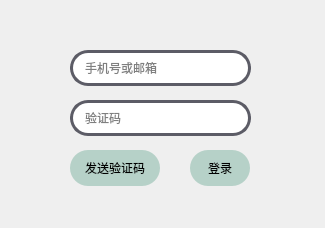
Qt form OnePlayer/src/NetLoginDialog.ui (whdicu/OnePlayer) before a commit.
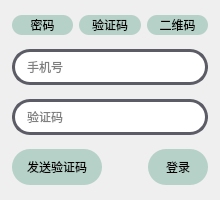
The same form after that commit. The open tabs and pages were chosen to show the change.

Commit message: 1.就这样吧，完善了一些登录功能

Diff of the .ui file:
```diff
--- a/OnePlayer/src/NetLoginDialog.ui
+++ b/OnePlayer/src/NetLoginDialog.ui
@@ -6,8 +6,8 @@
    <rect>
     <x>0</x>
     <y>0</y>
-    <width>325</width>
-    <height>228</height>
+    <width>220</width>
+    <height>200</height>
    </rect>
   </property>
   <property name="windowTitle">
@@ -20,71 +20,225 @@
 	background-color: #b6d1c8;
 }
 
+#widget_type QPushButton {
+	border-radius: 10px;
+	border: none;
+	background-color: rgba(182, 209, 200, .6);
+}
+
 QLineEdit {
 	border-radius: 18px;
 	border: 3px solid #5c5c66;
 	padding-left: 10px;
 }</string>
   </property>
-  <widget class="QPushButton" name="btn_send_captcha">
-   <property name="geometry">
-    <rect>
-     <x>70</x>
-     <y>150</y>
-     <width>90</width>
-     <height>36</height>
-    </rect>
+  <layout class="QHBoxLayout" name="horizontalLayout_3">
+   <property name="spacing">
+    <number>14</number>
    </property>
+   <property name="leftMargin">
+    <number>0</number>
+   </property>
+   <property name="topMargin">
+    <number>0</number>
+   </property>
+   <property name="rightMargin">
+    <number>0</number>
+   </property>
+   <property name="bottomMargin">
+    <number>0</number>
+   </property>
+   <item>
+    <spacer name="horizontalSpacer_2">
+     <property name="orientation">
+      <enum>Qt::Horizontal</enum>
+     </property>
+     <property name="sizeHint" stdset="0">
+      <size>
+       <width>0</width>
+       <height>20</height>
+      </size>
+     </property>
+    </spacer>
+   </item>
+   <item>
+    <widget class="QWidget" name="widget" native="true">
    <property name="minimumSize">
     <size>
-     <width>90</width>
-     <height>36</height>
-    </size>
-   </property>
+       <width>192</width>
+       <height>0</height>
+      </size>
+     </property>
+     <layout class="QVBoxLayout" name="verticalLayout">
+      <property name="spacing">
+       <number>14</number>
+      </property>
+      <property name="leftMargin">
+       <number>0</number>
+      </property>
+      <property name="topMargin">
+       <number>0</number>
+      </property>
+      <property name="rightMargin">
+       <number>0</number>
+      </property>
+      <property name="bottomMargin">
+       <number>0</number>
+      </property>
+      <item>
+       <spacer name="verticalSpacer">
+        <property name="orientation">
+         <enum>Qt::Vertical</enum>
+        </property>
+        <property name="sizeHint" stdset="0">
+         <size>
+          <width>20</width>
+          <height>40</height>
+         </size>
+        </property>
+       </spacer>
+      </item>
+      <item>
+       <widget class="QWidget" name="widget_type" native="true">
+        <property name="minimumSize">
+         <size>
+          <width>0</width>
+          <height>20</height>
+         </size>
+        </property>
    <property name="maximumSize">
     <size>
-     <width>90</width>
-     <height>36</height>
-    </size>
-   </property>
+          <width>16777215</width>
+          <height>20</height>
+         </size>
+        </property>
+        <layout class="QHBoxLayout" name="horizontalLayout">
+         <property name="leftMargin">
+          <number>0</number>
+         </property>
+         <property name="topMargin">
+          <number>0</number>
+         </property>
+         <property name="rightMargin">
+          <number>0</number>
+         </property>
+         <property name="bottomMargin">
+          <number>0</number>
+         </property>
+         <item>
+          <widget class="QPushButton" name="btn_password">
+           <property name="sizePolicy">
+            <sizepolicy hsizetype="Preferred" vsizetype="Expanding">
+             <horstretch>0</horstretch>
+             <verstretch>0</verstretch>
+            </sizepolicy>
+           </property>
+           <property name="minimumSize">
+            <size>
+             <width>0</width>
+             <height>0</height>
+            </size>
+           </property>
+           <property name="maximumSize">
+            <size>
+             <width>16777215</width>
+             <height>16777215</height>
+            </size>
+           </property>
    <property name="text">
-    <string>发送验证码</string>
-   </property>
-  </widget>
-  <widget class="QPushButton" name="btn_login">
-   <property name="geometry">
-    <rect>
-     <x>190</x>
-     <y>150</y>
-     <width>60</width>
-     <height>36</height>
-    </rect>
+            <string>密码</string>
+           </property>
+          </widget>
+         </item>
+         <item>
+          <widget class="QPushButton" name="btn_captcha">
+           <property name="sizePolicy">
+            <sizepolicy hsizetype="Preferred" vsizetype="Expanding">
+             <horstretch>0</horstretch>
+             <verstretch>0</verstretch>
+            </sizepolicy>
    </property>
    <property name="minimumSize">
     <size>
-     <width>60</width>
-     <height>36</height>
+             <width>0</width>
+             <height>0</height>
     </size>
    </property>
    <property name="maximumSize">
     <size>
-     <width>60</width>
-     <height>36</height>
+             <width>16777215</width>
+             <height>16777215</height>
     </size>
    </property>
    <property name="text">
-    <string>登录</string>
-   </property>
-  </widget>
+            <string>验证码</string>
+           </property>
+          </widget>
+         </item>
+         <item>
+          <widget class="QPushButton" name="btn_qr">
+           <property name="sizePolicy">
+            <sizepolicy hsizetype="Preferred" vsizetype="Expanding">
+             <horstretch>0</horstretch>
+             <verstretch>0</verstretch>
+            </sizepolicy>
+           </property>
+           <property name="minimumSize">
+            <size>
+             <width>0</width>
+             <height>0</height>
+            </size>
+           </property>
+           <property name="maximumSize">
+            <size>
+             <width>16777215</width>
+             <height>16777215</height>
+            </size>
+           </property>
+           <property name="text">
+            <string>二维码</string>
+           </property>
+          </widget>
+         </item>
+        </layout>
+       </widget>
+      </item>
+      <item>
+       <widget class="QStackedWidget" name="stackedWidget">
+        <property name="sizePolicy">
+         <sizepolicy hsizetype="Preferred" vsizetype="Preferred">
+          <horstretch>0</horstretch>
+          <verstretch>0</verstretch>
+         </sizepolicy>
+        </property>
+        <property name="maximumSize">
+         <size>
+          <width>16777215</width>
+          <height>16777215</height>
+         </size>
+        </property>
+        <property name="currentIndex">
+         <number>0</number>
+        </property>
+        <widget class="QWidget" name="page">
+         <layout class="QVBoxLayout" name="verticalLayout_2">
+          <property name="spacing">
+           <number>14</number>
+          </property>
+          <property name="leftMargin">
+           <number>0</number>
+          </property>
+          <property name="topMargin">
+           <number>0</number>
+          </property>
+          <property name="rightMargin">
+           <number>0</number>
+          </property>
+          <property name="bottomMargin">
+           <number>0</number>
+          </property>
+          <item>
   <widget class="QLineEdit" name="edit_phone_email">
-   <property name="geometry">
-    <rect>
-     <x>70</x>
-     <y>50</y>
-     <width>181</width>
-     <height>36</height>
-    </rect>
-   </property>
    <property name="minimumSize">
     <size>
      <width>0</width>
@@ -101,15 +255,34 @@
     <string>手机号或邮箱</string>
    </property>
   </widget>
+          </item>
+          <item>
   <widget class="QLineEdit" name="edit_password">
-   <property name="geometry">
-    <rect>
-     <x>70</x>
-     <y>100</y>
-     <width>181</width>
+            <property name="minimumSize">
+             <size>
+              <width>0</width>
      <height>36</height>
-    </rect>
-   </property>
+             </size>
+            </property>
+            <property name="maximumSize">
+             <size>
+              <width>16777215</width>
+              <height>36</height>
+             </size>
+            </property>
+            <property name="text">
+             <string/>
+            </property>
+            <property name="echoMode">
+             <enum>QLineEdit::Password</enum>
+            </property>
+            <property name="placeholderText">
+             <string>密码</string>
+            </property>
+           </widget>
+          </item>
+          <item>
+           <widget class="QPushButton" name="btn_login_password">
    <property name="minimumSize">
     <size>
      <width>0</width>
@@ -123,12 +296,207 @@
     </size>
    </property>
    <property name="text">
+             <string>登录</string>
+            </property>
+           </widget>
+          </item>
+         </layout>
+        </widget>
+        <widget class="QWidget" name="page_2">
+         <layout class="QVBoxLayout" name="verticalLayout_3">
+          <property name="spacing">
+           <number>14</number>
+          </property>
+          <property name="leftMargin">
+           <number>0</number>
+          </property>
+          <property name="topMargin">
+           <number>0</number>
+          </property>
+          <property name="rightMargin">
+           <number>0</number>
+          </property>
+          <property name="bottomMargin">
+           <number>0</number>
+          </property>
+          <item>
+           <widget class="QLineEdit" name="edit_phone">
+            <property name="minimumSize">
+             <size>
+              <width>0</width>
+              <height>36</height>
+             </size>
+            </property>
+            <property name="maximumSize">
+             <size>
+              <width>16777215</width>
+              <height>36</height>
+             </size>
+            </property>
+            <property name="placeholderText">
+             <string>手机号</string>
+            </property>
+           </widget>
+          </item>
+          <item>
+           <widget class="QLineEdit" name="edit_captcha">
+            <property name="minimumSize">
+             <size>
+              <width>0</width>
+              <height>36</height>
+             </size>
+            </property>
+            <property name="maximumSize">
+             <size>
+              <width>16777215</width>
+              <height>36</height>
+             </size>
+            </property>
+            <property name="text">
     <string/>
    </property>
+            <property name="echoMode">
+             <enum>QLineEdit::Password</enum>
+            </property>
    <property name="placeholderText">
     <string>验证码</string>
    </property>
   </widget>
+          </item>
+          <item>
+           <layout class="QHBoxLayout" name="horizontalLayout_2">
+            <item>
+             <widget class="QPushButton" name="btn_send_captcha">
+              <property name="minimumSize">
+               <size>
+                <width>90</width>
+                <height>36</height>
+               </size>
+              </property>
+              <property name="maximumSize">
+               <size>
+                <width>130</width>
+                <height>36</height>
+               </size>
+              </property>
+              <property name="text">
+               <string>发送验证码</string>
+              </property>
+             </widget>
+            </item>
+            <item>
+             <spacer name="horizontalSpacer">
+              <property name="orientation">
+               <enum>Qt::Horizontal</enum>
+              </property>
+              <property name="sizeHint" stdset="0">
+               <size>
+                <width>40</width>
+                <height>20</height>
+               </size>
+              </property>
+             </spacer>
+            </item>
+            <item>
+             <widget class="QPushButton" name="btn_login_captcha">
+              <property name="minimumSize">
+               <size>
+                <width>60</width>
+                <height>36</height>
+               </size>
+              </property>
+              <property name="maximumSize">
+               <size>
+                <width>60</width>
+                <height>36</height>
+               </size>
+              </property>
+              <property name="text">
+               <string>登录</string>
+              </property>
+             </widget>
+            </item>
+           </layout>
+          </item>
+         </layout>
+        </widget>
+        <widget class="QWidget" name="page_3">
+         <layout class="QVBoxLayout" name="verticalLayout_4">
+          <property name="spacing">
+           <number>14</number>
+          </property>
+          <property name="leftMargin">
+           <number>0</number>
+          </property>
+          <property name="topMargin">
+           <number>0</number>
+          </property>
+          <property name="rightMargin">
+           <number>0</number>
+          </property>
+          <property name="bottomMargin">
+           <number>0</number>
+          </property>
+          <item>
+           <widget class="QLabel" name="label_qr">
+            <property name="text">
+             <string/>
+            </property>
+           </widget>
+          </item>
+          <item>
+           <widget class="QPushButton" name="btn_login_qr">
+            <property name="minimumSize">
+             <size>
+              <width>0</width>
+              <height>36</height>
+             </size>
+            </property>
+            <property name="maximumSize">
+             <size>
+              <width>16777215</width>
+              <height>36</height>
+             </size>
+            </property>
+            <property name="text">
+             <string>登录</string>
+            </property>
+           </widget>
+          </item>
+         </layout>
+        </widget>
+       </widget>
+      </item>
+      <item>
+       <spacer name="verticalSpacer_2">
+        <property name="orientation">
+         <enum>Qt::Vertical</enum>
+        </property>
+        <property name="sizeHint" stdset="0">
+         <size>
+          <width>20</width>
+          <height>40</height>
+         </size>
+        </property>
+       </spacer>
+      </item>
+     </layout>
+    </widget>
+   </item>
+   <item>
+    <spacer name="horizontalSpacer_3">
+     <property name="orientation">
+      <enum>Qt::Horizontal</enum>
+     </property>
+     <property name="sizeHint" stdset="0">
+      <size>
+       <width>0</width>
+       <height>20</height>
+      </size>
+     </property>
+    </spacer>
+   </item>
+  </layout>
  </widget>
  <layoutdefault spacing="6" margin="11"/>
  <resources/>
```
Lines whose indentation alone changed are shown as unchanged. The commit also changes 8 other files.
